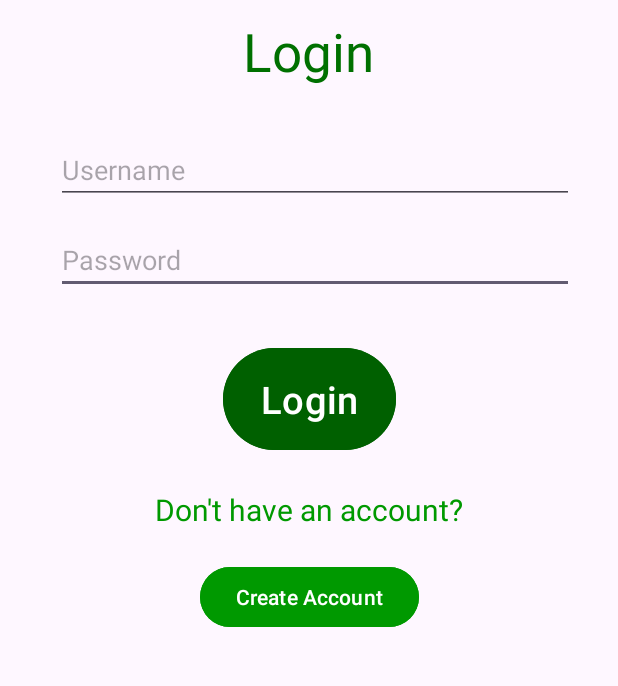
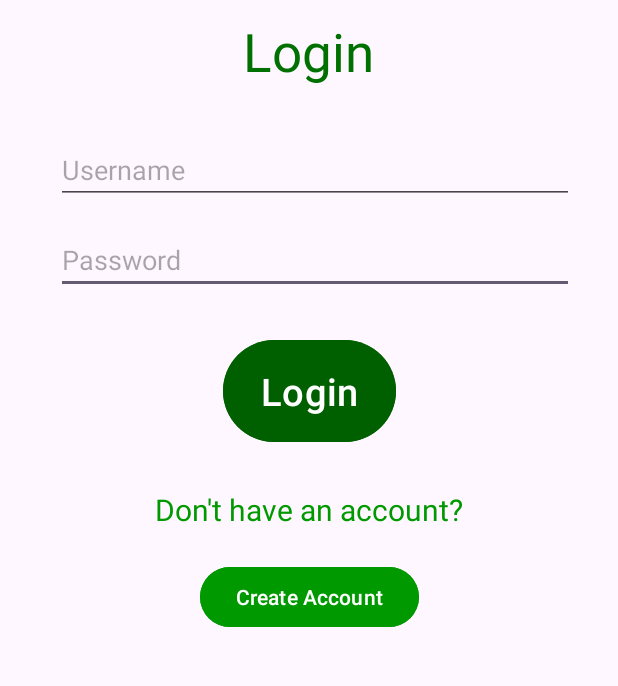
Before and after one commit to sshriyasingh/dollardash, an Android app: the screen it shows after launch (MainActivity), on a phone screen of 412 x 824 dp, the part 519-1205 px from its top. Run offline under Robolectric (Android 15) with nearby library versions, the phone set to English and light mode, and no system bars; our stand-ins replace AdMob, Firebase (no records; nobody signed in at launch, a user with empty details on screens opened directly); 2 statements that could not run were skipped.

Commit message:
5/10 7 am

```diff
--- a/app/build.gradle.kts
+++ b/app/build.gradle.kts
@@ -45,9 +45,12 @@ dependencies {
     implementation ("com.google.android.gms:play-services-ads:23.0.0")
     implementation("com.google.firebase:firebase-database-ktx:21.0.0")
     implementation("com.google.firebase:firebase-auth-ktx:23.0.0")
+    implementation("com.google.firebase:firebase-auth:23.0.0")
     testImplementation("junit:junit:4.13.2")
     androidTestImplementation("androidx.test.ext:junit:1.1.5")
     androidTestImplementation("androidx.test.espresso:espresso-core:3.5.1")
     implementation(platform("com.google.firebase:firebase-bom:33.0.0"))
     implementation("com.google.firebase:firebase-analytics")
+    implementation("com.github.bumptech.glide:glide:4.16.0")
+    implementation("com.google.android.gms:play-services-auth:21.1.1")
 }
--- a/app/src/main/java/com/example/dollardash/CreateAccountMain.kt
+++ b/app/src/main/java/com/example/dollardash/CreateAccountMain.kt
@@ -16,8 +16,6 @@ class CreateAccountMain : AppCompatActivity() {
         setContentView(R.layout.activity_create_account)
 
         var sharedPreferencesManager = SharedPreferencesManager(this)
-
-
 
         var firebase : FirebaseDatabase = FirebaseDatabase.getInstance( )
         var reference : DatabaseReference = firebase.getReference()
--- a/app/src/main/java/com/example/dollardash/MainActivity.kt
+++ b/app/src/main/java/com/example/dollardash/MainActivity.kt
@@ -54,29 +54,7 @@ class MainActivity : AppCompatActivity() {
                         val intent = Intent(this, AccountMainActivity::class.java)
                         intent.putExtra("username", loginEmail.text.toString())
                         Log.w("username", loginEmail.toString())
-                        //startActivity(intent, ActivityOptions.makeSceneTransitionAnimation(this).toBundle())
                         startActivity(intent)
-                        /*val datePicker = findViewById<DatePicker>(R.id.datePicker)
-                        val calendar = Calendar.getInstance()
-                        datePicker.minDate = calendar.timeInMillis
-                        val inputtedBalance = findViewById<EditText>(R.id.inputtedBalance)
-                        val updateBalance = findViewById<Button>(R.id.updateBalance)
-                        var balance = 0
-                        val currBalance = findViewById<TextView>(R.id.currBalance)
-                        val createGoalButton = findViewById<TextView>(R.id.createGoalButton)
-
-                        updateBalance.setOnClickListener() {
-                            val inputStr = inputtedBalance.text.toString()
-                            if (inputStr.isNotEmpty()) {
-                                val number = inputStr.toInt()
-                                balance += number
-                                currBalance.text = "Your Current Balance: \$" + balance
-                            }
-                        }
-                        createGoalButton.setOnClickListener() {
-                            setContentView(R.layout.activity_goal_overview)
-                            //currently login button does not work when you "go back to login button"
-                        }*/
                     } else {
                         Toast.makeText(this, "Login Failed", Toast.LENGTH_LONG).show()
                         Log.w("Login", "signInWithEmail:failure", task.exception)
@@ -86,35 +64,7 @@ class MainActivity : AppCompatActivity() {
 
         createAccountButtonMain.setOnClickListener() {
             val intent = Intent(this, CreateAccountMain::class.java)
-            //startActivity(intent, ActivityOptions.makeSceneTransitionAnimation(this).toBundle())
             startActivity(intent)
-            /*val logoutButton = findViewById<Button>(R.id.logout)
-            logoutButton.setOnClickListener() {
-                FirebaseAuth.getInstance().signOut()
-            }*/
-            /*val backToLoginButton = findViewById<Button>(R.id.backToLoginButton)
-            val createAccountButton = findViewById<Button>(R.id.createAccountButton)
-            //currently login button does not work when you "go back to login button"
-            backToLoginButton.setOnClickListener() {
-                setContentView(R.layout.activity_main)
-            }
-            createAccountButton.setOnClickListener() {
-                val inputEmail = findViewById<EditText>(R.id.createusername)
-                val inputPassword = findViewById<EditText>(R.id.createpassword)
-                if (inputPassword.text.toString().length < 6) {
-                    Toast.makeText(this, "Make sure password length is 6+ characters", Toast.LENGTH_LONG).show()
-                }
-                auth.createUserWithEmailAndPassword(inputEmail.text.toString(), inputPassword.text.toString())
-                    .addOnCompleteListener { task ->
-                        if (task.isSuccessful) {
-                            val user = auth.currentUser
-                            Toast.makeText(this, "Account Created Successfully", Toast.LENGTH_LONG).show()
-                        } else {
-                            Log.w("Registration", "createUserWithEmail:failure", task.exception)
-                            Toast.makeText(this, "Account Creation Failed", Toast.LENGTH_LONG).show()
-                        }
-                    }
-            }*/
         }
     }
 }
--- a/app/src/main/res/layout/activity_main.xml
+++ b/app/src/main/res/layout/activity_main.xml
@@ -27,7 +27,7 @@
         app:layout_constraintEnd_toEndOf="parent"
         app:layout_constraintStart_toStartOf="parent"
         app:layout_constraintTop_toTopOf="parent"
-        app:layout_constraintVertical_bias="0.767"
+        app:layout_constraintVertical_bias="0.76"
         tools:ignore="MissingConstraints" />
 
     <EditText
--- a/app/src/main/res/values/strings.xml
+++ b/app/src/main/res/values/strings.xml
@@ -1,3 +1,4 @@
 <resources>
     <string name="app_name">dollardash</string>
+    <string name="client_id">980444300578-vm0pved4mfah0c5ljk49ecq4q558v312.apps.googleusercontent.com</string>
 </resources>
```
Also changed, not shown: app/src/main/java/com/example/dollardash/AccountMainActivity.kt (+45 -28 lines), app/src/main/java/com/example/dollardash/GoalOverviewActivity.kt (+5 -10 lines), app/src/main/java/com/example/dollardash/SharedPreferencesManager.kt (+2 -15 lines).
